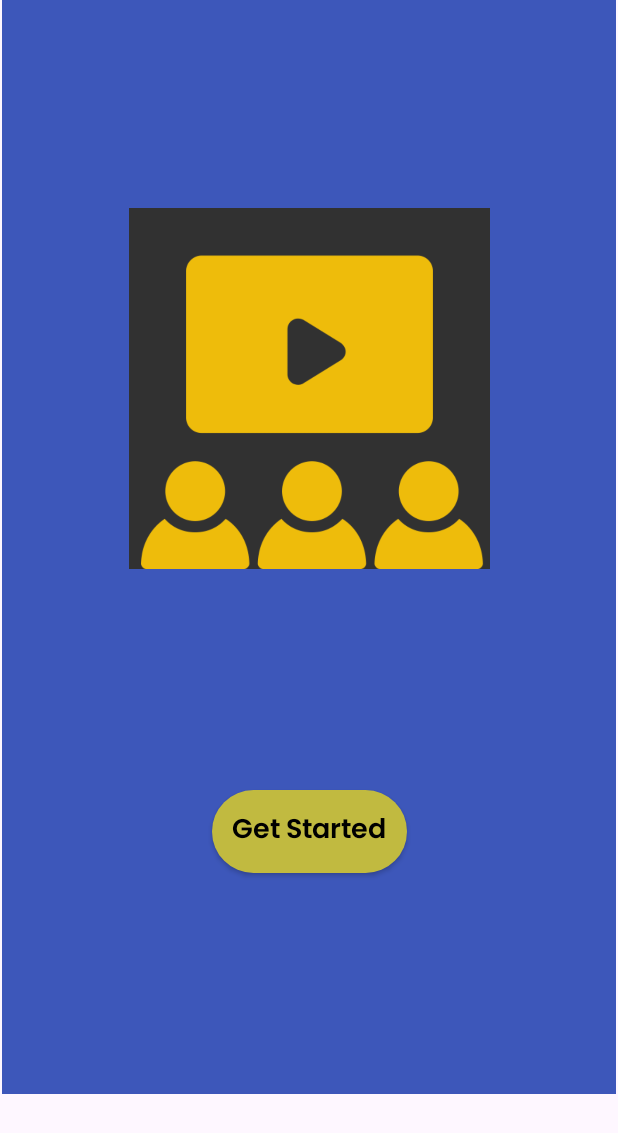
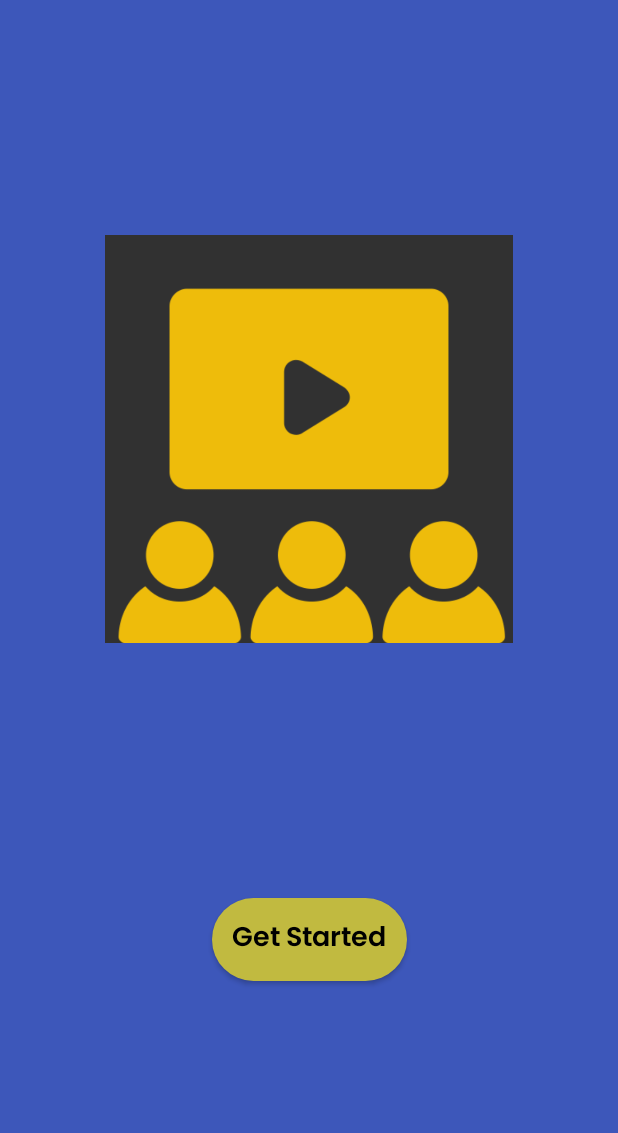
Before and after one commit to priyesh777/MovieRank, an Android app: the screen it shows after launch (MainActivity), on a phone screen of 412 x 824 dp. Shown: the top 1133 px of the screen. Run offline under Robolectric (Android 15) with nearby library versions, the phone set to English and light mode, and no system bars.

Commit message:
Add updates to nav list xml

```diff
--- a/app/src/main/java/com/example/movierank/GetStartedScreen.kt
+++ b/app/src/main/java/com/example/movierank/GetStartedScreen.kt
@@ -33,6 +33,8 @@ class GetStartedScreen : Fragment() {
         inflater: LayoutInflater, container: ViewGroup?,
         savedInstanceState: Bundle?
     ): View? {
+
+        view
         // Inflate the layout for this fragment
         return inflater.inflate(R.layout.get_started_screen, container, false)
     }
--- a/app/src/main/res/layout/activity_main.xml
+++ b/app/src/main/res/layout/activity_main.xml
@@ -9,11 +9,12 @@
     <androidx.fragment.app.FragmentContainerView
         android:id="@+id/fragmentContainerView3"
         android:name="androidx.navigation.fragment.NavHostFragment"
-        android:layout_width="409dp"
-        android:layout_height="729dp"
-        android:layout_marginEnd="1dp"
+        android:layout_width="match_parent"
+        android:layout_height="match_parent"
         app:defaultNavHost="true"
+        app:layout_constraintBottom_toBottomOf="parent"
         app:layout_constraintEnd_toEndOf="parent"
-        app:navGraph="@navigation/nav_list"
-        tools:layout_editor_absoluteY="1dp" />
+        app:layout_constraintStart_toStartOf="parent"
+        app:layout_constraintTop_toTopOf="parent"
+        app:navGraph="@navigation/nav_list" />
 </androidx.constraintlayout.widget.ConstraintLayout>
--- a/app/src/main/res/layout/edit_movie_screen.xml
+++ b/app/src/main/res/layout/edit_movie_screen.xml
@@ -9,6 +9,6 @@
     <TextView
         android:layout_width="match_parent"
         android:layout_height="match_parent"
-        android:text="@string/hello_blank_fragment" />
+        android:text="EDIT MOVIE INFO SCREEN" />
 
 </FrameLayout>
--- a/app/src/main/res/navigation/nav_list.xml
+++ b/app/src/main/res/navigation/nav_list.xml
@@ -11,8 +11,9 @@
         android:label="get_started_screen"
         tools:layout="@layout/get_started_screen" >
         <action
-            android:id="@+id/action_getStartedScreen_to_movieList"
-            app:destination="@id/movieList" />
+            android:id="@+id/navigate_to_movie_list"
+            app:destination="@id/movieList"
+            app:enterAnim="@anim/nav_default_enter_anim" />
     </fragment>
     <fragment
         android:id="@+id/movieList"
@@ -20,17 +21,36 @@
         android:label="movie_list_screen"
         tools:layout="@layout/movie_list_screen" >
         <action
-            android:id="@+id/action_movieList_to_getStartedScreen"
-            app:destination="@id/getStartedScreen" />
+            android:id="@+id/navigate_to_add_new_movie"
+            app:destination="@id/addNewMovie"
+            app:enterAnim="@anim/nav_default_enter_anim" />
+        <action
+            android:id="@+id/navigate_to_edit_movie"
+            app:destination="@id/editMovieScreen"
+            app:enterAnim="@anim/nav_default_enter_anim" />
+        <action
+            android:id="@+id/navigate_back_to_get_started_screen"
+            app:destination="@id/getStartedScreen"
+            app:enterAnim="@anim/nav_default_enter_anim" />
     </fragment>
     <fragment
         android:id="@+id/addNewMovie"
         android:name="com.example.movierank.AddNewMovie"
         android:label="add_new_movie_screen"
-        tools:layout="@layout/add_new_movie_screen" />
+        tools:layout="@layout/add_new_movie_screen" >
+        <action
+            android:id="@+id/navigate_back_to_movie_list_from_new_movie"
+            app:destination="@id/movieList"
+            app:enterAnim="@anim/nav_default_enter_anim" />
+    </fragment>
     <fragment
         android:id="@+id/editMovieScreen"
         android:name="com.example.movierank.EditMovieScreen"
         android:label="edit_movie_screen"
-        tools:layout="@layout/edit_movie_screen" />
+        tools:layout="@layout/edit_movie_screen" >
+        <action
+            android:id="@+id/navigate_back_to_movie_list_from_edit_movie"
+            app:destination="@id/movieList"
+            app:enterAnim="@anim/nav_default_enter_anim" />
+    </fragment>
 </navigation>
```
